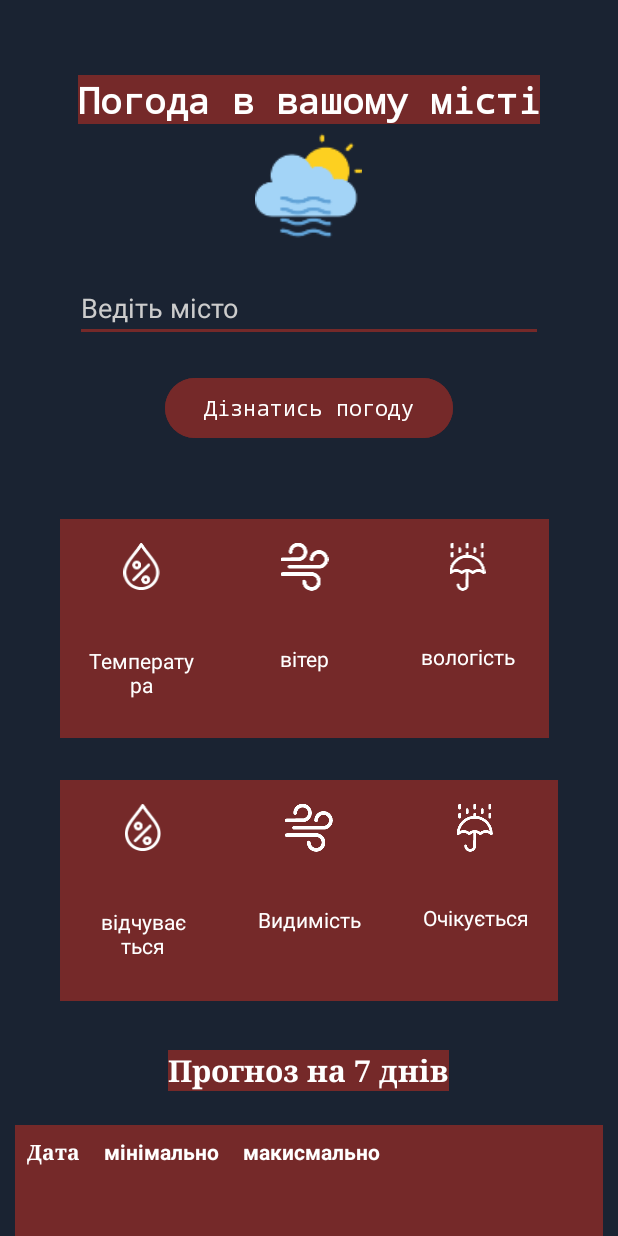
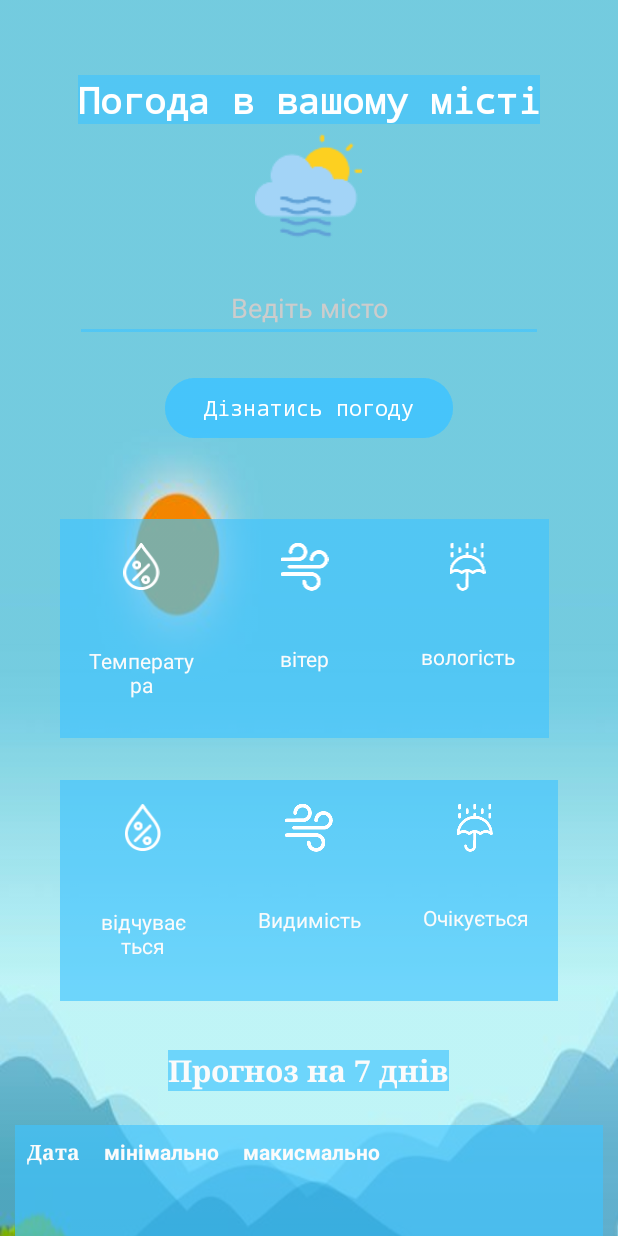
Before and after one commit to LeonardoDavinch/WeatherApp20, an Android app: the screen it shows after launch (MainActivity), on a phone screen of 412 x 824 dp. Run offline under Robolectric (Android 15) with nearby library versions, the phone set to English and light mode, and no system bars.

Commit message:
Weather 2.4

```diff
--- a/app/src/main/AndroidManifest.xml
+++ b/app/src/main/AndroidManifest.xml
@@ -6,9 +6,9 @@
         android:allowBackup="true"
         android:dataExtractionRules="@xml/data_extraction_rules"
         android:fullBackupContent="@xml/backup_rules"
-        android:icon="@mipmap/ic_launcher"
+        android:icon="@drawable/cloudy_sunny"
         android:label="@string/app_name"
-        android:roundIcon="@mipmap/ic_launcher_round"
+        android:roundIcon="@drawable/cloudy1"
         android:supportsRtl="true"
         android:theme="@style/Theme.Mywether20"
         tools:targetApi="31">
--- a/app/src/main/java/com/example/mywether20/MainActivity.java
+++ b/app/src/main/java/com/example/mywether20/MainActivity.java
@@ -1,12 +1,19 @@
 package com.example.mywether20;
 
+import androidx.annotation.Nullable;
+import androidx.annotation.RequiresApi;
 import androidx.appcompat.app.AppCompatActivity;
 
 import android.annotation.SuppressLint;
 import android.os.AsyncTask;
+import android.os.Build;
 import android.os.Bundle;
+import android.util.Log;
+import android.view.View;
 import android.widget.Button;
 import android.widget.EditText;
+import android.widget.ImageView;
+import android.widget.RelativeLayout;
 import android.widget.TextView;
 import android.widget.Toast;
 
@@ -22,8 +29,10 @@ import java.net.HttpURLConnection;
 import java.net.URL;
 import java.text.ParseException;
 import java.text.SimpleDateFormat;
+import java.util.Calendar;
 import java.util.Date;
 import java.util.Locale;
+import java.util.TimeZone;
 
 public class MainActivity extends AppCompatActivity {
 
@@ -38,6 +47,62 @@ public class MainActivity extends AppCompatActivity {
     private TextView res_Tis;
 
     private TextView res_data;
+
+
+    @Override
+    protected void onCreate(Bundle savedInstanceState) {
+        super.onCreate(savedInstanceState);
+        setContentView(R.layout.activity_main);
+
+        RelativeLayout relativeLayout = findViewById(R.id.Bac1);
+
+        // Отримати поточну годину
+        Calendar cal = Calendar.getInstance();
+        int currentHour = cal.get(Calendar.HOUR_OF_DAY);
+
+        // Визначити, чи є зараз день чи ніч
+        boolean isDaytime = currentHour >= 6 && currentHour < 18;
+
+        if (isDaytime) {
+            relativeLayout.setBackgroundResource(R.drawable.weatherbeak);
+        } else {
+            relativeLayout.setBackgroundResource(R.drawable.niaght);
+        }
+
+
+        user_field = findViewById(R.id.user_field);
+        main_button = findViewById(R.id.main_button);
+        res_temp = findViewById(R.id.res_temp);
+        res_winter = findViewById(R.id.res_winter);
+        res_Humidity = findViewById(R.id.res_Humidity);
+        res_timeTemp = findViewById(R.id.res_timeTemp);
+        res_Show = findViewById(R.id.res_Show);
+        res_Tis = findViewById(R.id.res_Tis);
+        res_data = findViewById(R.id.res_data);
+
+        main_button.setOnClickListener(view -> {
+            String city = user_field.getText().toString().trim();
+            if (!city.isEmpty()) {
+                String apiKey = "6e8fe4fad218b24f3ca8504f36669203";
+
+                // URL для прогнозу на п'ять днів
+                String forecastUrl = "https://api.openweathermap.org/data/2.5/forecast?q=" +
+                        city + "&appid=" + apiKey + "&units=metric&lang=uk";
+
+                // URL для поточної погоди
+                String currentWeatherUrl = "https://api.openweathermap.org/data/2.5/weather?q=" +
+                        city + "&appid=" + apiKey + "&units=metric&lang=uk";
+
+
+                new GetWeatherDataTask().execute(currentWeatherUrl);
+                new GetForecastDataTask().execute(forecastUrl);
+            } else {
+                Toast.makeText(MainActivity.this, "Введіть назву міста", Toast.LENGTH_SHORT).show();
+            }
+        });
+    }
+
+    private class GetForecastDataTask extends AsyncTask<String, Void, String> {
         private TextView dataday1;
         private TextView dataday2;
         private TextView dataday3;
@@ -60,22 +125,8 @@ public class MainActivity extends AppCompatActivity {
         private TextView minday06;
         private TextView minday07;
 
-
         @Override
-    protected void onCreate(Bundle savedInstanceState) {
-        super.onCreate(savedInstanceState);
-        setContentView(R.layout.activity_main);
-
-        user_field = findViewById(R.id.user_field);
-        main_button = findViewById(R.id.main_button);
-        res_temp = findViewById(R.id.res_temp);
-        res_winter = findViewById(R.id.res_winter);
-        res_Humidity = findViewById(R.id.res_Humidity);
-        res_timeTemp = findViewById(R.id.res_timeTemp);
-        res_Show = findViewById(R.id.res_Show);
-        res_Tis = findViewById(R.id.res_Tis);
-        res_data = findViewById(R.id.res_data);
-
+        protected String doInBackground(String... strings) {
             dataday1 = findViewById(R.id.dataday1);
             dataday2 = findViewById(R.id.dataday2);
             dataday3 = findViewById(R.id.dataday3);
@@ -101,33 +152,6 @@ public class MainActivity extends AppCompatActivity {
             minday06 = findViewById(R.id.day06);
             minday07 = findViewById(R.id.day07);
 
-
-        main_button.setOnClickListener(view -> {
-            String city = user_field.getText().toString().trim();
-            if (!city.isEmpty()) {
-                String apiKey = "6e8fe4fad218b24f3ca8504f36669203";
-
-                // URL для прогнозу на п'ять днів
-                String forecastUrl = "https://api.openweathermap.org/data/2.5/forecast?q=" +
-                        city + "&appid=" + apiKey + "&units=metric&lang=uk";
-
-                // URL для поточної погоди
-                String currentWeatherUrl = "https://api.openweathermap.org/data/2.5/weather?q=" +
-                        city + "&appid=" + apiKey + "&units=metric&lang=uk";
-
-
-                new GetWeatherDataTask().execute(currentWeatherUrl);
-                new GetForecastDataTask().execute(forecastUrl);
-
-            } else {
-                Toast.makeText(MainActivity.this, "Введіть назву міста", Toast.LENGTH_SHORT).show();
-            }
-        });
-    }
-
-    private class GetForecastDataTask extends AsyncTask<String, Void, String> {
-        @Override
-        protected String doInBackground(String... strings) {
             HttpURLConnection connection = null;
             BufferedReader reader = null;
 
--- a/app/src/main/res/layout/activity_main.xml
+++ b/app/src/main/res/layout/activity_main.xml
@@ -4,15 +4,13 @@
     xmlns:tools="http://schemas.android.com/tools"
     android:layout_width="match_parent"
     android:layout_height="match_parent"
-    android:background="@color/back_2"
     tools:context=".MainActivity">
-
     <RelativeLayout
+        android:id="@+id/Bac1"
         android:layout_width="match_parent"
         android:layout_height="wrap_content"
-        android:background="@color/back_2"
+        android:background="@drawable/weatherbeak"
         tools:context=".MainActivity">
-
         <LinearLayout
             android:layout_width="326dp"
             android:layout_height="146dp"
@@ -164,7 +162,7 @@
             android:ems="10"
             android:hint="@string/hint_user_field"
             android:inputType="text"
-            android:textAlignment="textStart"
+            android:textAlignment="center"
             android:textColor="@color/TextColor"
             android:textColorHint="@color/textColorHint" />
 
@@ -305,7 +303,7 @@
         <TableLayout
             android:id="@+id/tableLayout1"
             android:layout_width="match_parent"
-            android:layout_height="359dp"
+            android:layout_height="330dp"
             android:layout_marginTop="700sp"
             android:shrinkColumns="*"
             android:stretchColumns="*" />
@@ -535,7 +533,33 @@
 
         </TableLayout>
 
-
+        <ImageButton
+            android:id="@+id/imageButton01"
+            android:layout_width="wrap_content"
+            android:layout_height="wrap_content"
+            android:layout_marginTop="1070sp"
+           android:layout_centerHorizontal="true"
+            android:backgroundTint="@color/colorAccent"
+            android:src="@android:drawable/ic_dialog_email"
+            android:contentDescription="TODO" />
+        <ImageButton
+            android:id="@+id/imageButton02"
+            android:layout_width="wrap_content"
+            android:layout_height="wrap_content"
+            android:layout_below="@id/imageButton01"
+            android:backgroundTint="@color/colorAccent"
+            android:layout_marginHorizontal="200sp"
+            android:src="@android:drawable/ic_menu_mapmode"
+            android:contentDescription="TODO" />
+        <ImageButton
+            android:id="@+id/imageButton03"
+            android:layout_width="wrap_content"
+            android:layout_height="wrap_content"
+            android:layout_below="@id/imageButton01"
+            android:backgroundTint="@color/colorAccent"
+            android:layout_marginHorizontal="100sp"
+            android:src="@android:drawable/ic_menu_preferences"
+            android:contentDescription="TODO" />
     </RelativeLayout>
 
 </ScrollView>
--- a/app/src/main/res/values/colors.xml
+++ b/app/src/main/res/values/colors.xml
@@ -1,11 +1,12 @@
 <?xml version="1.0" encoding="utf-8"?>
 <resources>
     <color name="black">#FF000000</color>
-    <color name="white">#FFFFFFFF</color>
+    <color name="white">#FBFBFB</color>
     <color name="colorPray">#333</color>
-    <color name="colorAccent">#752929</color>
-    <color name="TextColor">#fff</color>
-    <color name="LineColor">#B62323</color>
+    <color name="colorAccent">#A440C4FF</color>
+    <color name="TextColor">#FFFFFF</color>
+    <color name="LineColor">#0091EA</color>
     <color name="textColorHint">#ccc</color>
-    <color name="back_2">#1a2332</color>
+    <color name="back_2">#4F4D57</color>
+
 </resources>
```
Also changed, not shown: app/src/main/res/drawable-normal/niaght.png (added), app/src/main/res/drawable-normal/weatherbeak.png (added). Lines whose indentation alone changed are shown as unchanged.
